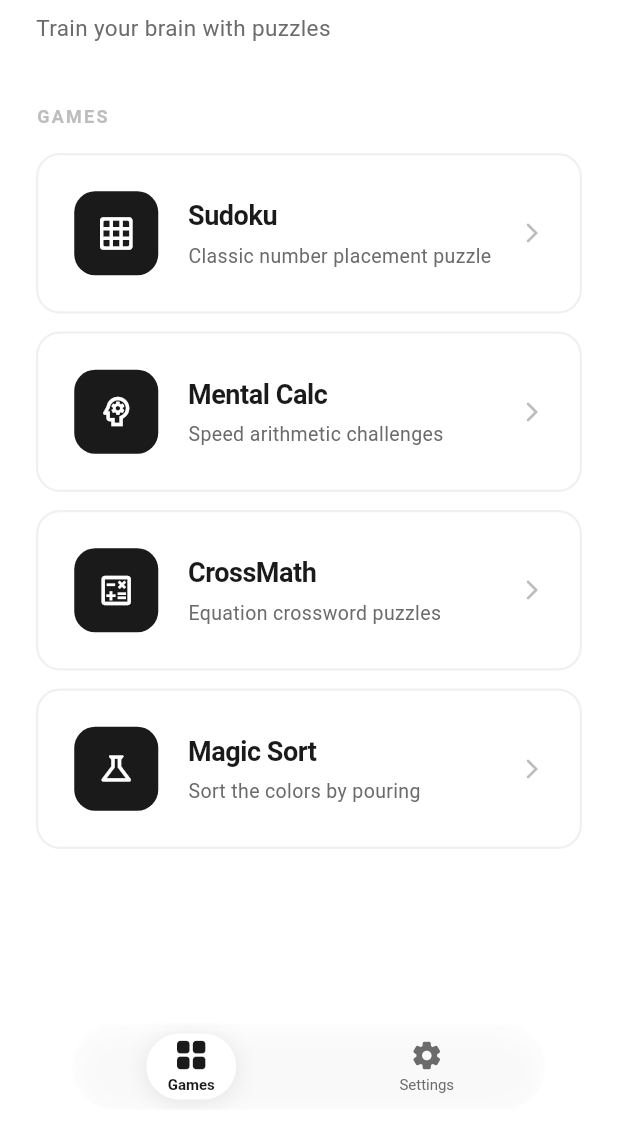
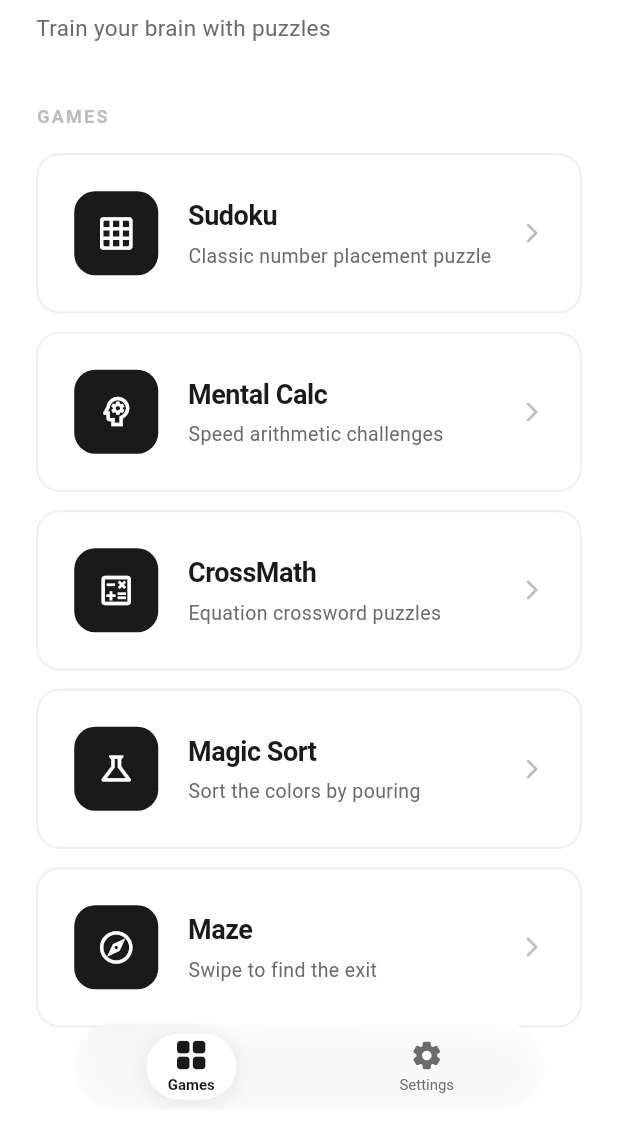
Before and after one commit to nffdev/sudova, a Flutter app: the screen it shows after launch, on a phone screen of 412 x 824 dp, the part 108-1236 px from its top. Run offline on Flutter 3.47's test engine with Material 3 defaults, Android fonts, the phone set to English and light mode, and no system bars; Roboto replaces fonts that are missing (SF Pro Display).

Commit message:
feat(home): updated home screen to add maze

```diff
--- a/lib/screens/home/home_screen.dart
+++ b/lib/screens/home/home_screen.dart
@@ -5,6 +5,7 @@ import '../sudoku/sudoku_screen.dart';
 import '../mental_calc/mental_calc_screen.dart';
 import '../crossmath/crossmath_screen.dart';
 import '../magic_sort/magic_sort_screen.dart';
+import '../maze/maze_screen.dart';
 
 class HomeScreen extends StatelessWidget {
   const HomeScreen({super.key});
@@ -86,6 +87,13 @@ class HomeScreen extends StatelessWidget {
                 icon: Icons.science_outlined,
                 onTap: () => _navigateTo(context, const MagicSortScreen()),
               ),
+              const SizedBox(height: 12),
+              GameCard(
+                title: 'Maze',
+                subtitle: 'Swipe to find the exit',
+                icon: Icons.explore_outlined,
+                onTap: () => _navigateTo(context, const MazeScreen()),
+              ),
             ],
           ),
         ),
```
